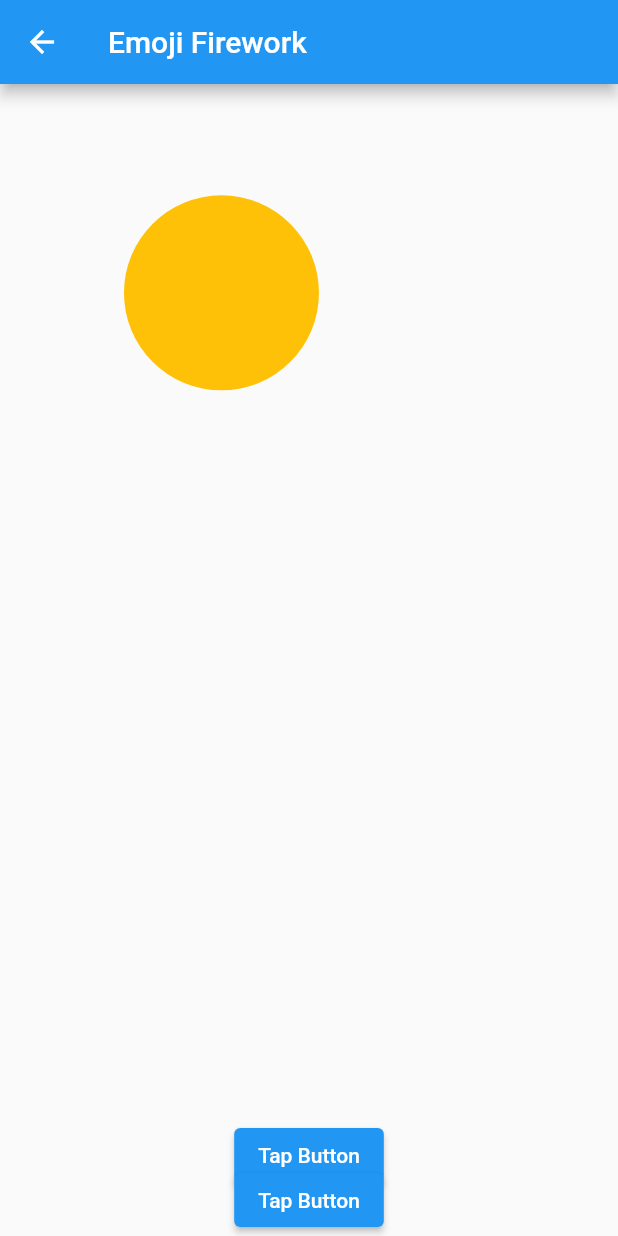
After one commit to sm-amoled/flutter_sandbox, a Flutter app: the BalloonPage screen opened directly, after a tap on "Tap Button", on a phone screen of 412 x 824 dp. The commit adds this screen. Run offline on Flutter 3.47's test engine with Material 2 defaults, Android fonts, the phone set to English and light mode, and no system bars; our stand-ins replace flutter_riverpod, riverpod.

Commit message:
photo balloon wip

```diff
--- /dev/null
+++ b/sandbox/lib/balloon_animation/balloon_model.dart
@@ -0,0 +1,161 @@
+import 'dart:async';
+import 'dart:math';
+import 'package:flutter/material.dart';
+import 'package:riverpod/riverpod.dart';
+
+final balloonManagerProvider =
+    StateNotifierProvider<BalloonManager, Map<Key, BalloonWidget>>(
+  (ref) {
+    return BalloonManager();
+  },
+);
+
+class BalloonManager extends StateNotifier<Map<Key, BalloonWidget>> {
+  BalloonManager() : super({});
+
+  void addBalloon() {
+    final balloonWidgetKey = UniqueKey();
+
+    state.addEntries(<Key, BalloonWidget>{
+      balloonWidgetKey: BalloonWidget(
+        key: balloonWidgetKey,
+        notifyWidgetIsDisposed: (Key widgetKey) {
+          state.remove(widgetKey);
+        },
+      ),
+    }.entries);
+  }
+}
+
+class BalloonWidget extends StatefulWidget {
+  BalloonWidget({
+    required this.key,
+    required this.notifyWidgetIsDisposed,
+  });
+  @override
+  Key key;
+  Function notifyWidgetIsDisposed;
+
+  @override
+  State<BalloonWidget> createState() => _BalloonWidgetState();
+}
+
+class _BalloonWidgetState extends State<BalloonWidget>
+    with TickerProviderStateMixin {
+  // animation variables
+  late AnimationController _animationController;
+  late Animation _animation;
+
+  late Timer _timer;
+  double wind = 0.1;
+  double speed = 0.1;
+
+  late Balloon balloonModel;
+
+  late final double width;
+  late final double height;
+
+  @override
+  void initState() {
+    super.initState();
+
+    // 불꽃놀이 위젯 자체의 지속시간과 관련된 Animation 관련 값 초기화
+    // 여기에서 이모지 크기를 조정할 수 있는 값을 제공한다.
+    _animationController =
+        AnimationController(vsync: this, duration: const Duration(seconds: 3));
+    _animation = Tween<double>(begin: 0, end: 2 * pi).animate(
+        CurvedAnimation(parent: _animationController, curve: Curves.linear));
+
+    _animationController.addStatusListener((status) {
+      if (status == AnimationStatus.completed) {
+        // widget.notifyWidgetIsDisposed();
+        _animationController.repeat();
+      }
+    });
+    _animationController.addListener(() {
+      setState(() {});
+    });
+  }
+
+  @override
+  void didChangeDependencies() {
+    super.didChangeDependencies();
+
+    width = MediaQuery.of(context).size.width;
+    height = MediaQuery.of(context).size.height;
+
+    balloonModel = Balloon(
+      x: Random().nextDouble() * width,
+      y: Random().nextDouble() * height,
+      windDirection: Random().nextBool() ? 1 : -1,
+    );
+
+    _startAnimation();
+  }
+
+  _startAnimation() {
+    _animationController.forward();
+  }
+
+  @override
+  Widget build(BuildContext context) {
+    return BalloonParticle(
+      x: balloonModel.x + 50 * sin(_animation.value),
+      y: balloonModel.y + 25 * cos(_animation.value),
+      notifyWidgetIsDisposed: notifyWidgetIsDisposed,
+    );
+  }
+
+  void notifyWidgetIsDisposed() {
+    print("DISPISING");
+    _animationController.dispose();
+    widget.notifyWidgetIsDisposed(widget.key);
+    super.dispose();
+  }
+}
+
+class BalloonParticle extends StatelessWidget {
+  Function notifyWidgetIsDisposed;
+  BalloonParticle({
+    super.key,
+    required this.x,
+    required this.y,
+    required this.notifyWidgetIsDisposed,
+  });
+
+  double x;
+  double y;
+
+  @override
+  Widget build(BuildContext context) {
+    return Positioned(
+      left: x,
+      top: y,
+      child: GestureDetector(
+        onTapUp: (details) {
+          notifyWidgetIsDisposed();
+        },
+        child: Container(
+          width: 130,
+          height: 130,
+          decoration: const BoxDecoration(
+            color: Colors.amber,
+            shape: BoxShape.circle,
+          ),
+        ),
+      ),
+    );
+  }
+}
+
+class Balloon {
+  double x;
+  double y;
+  final int windDirection;
+
+  Balloon({
+    required this.x,
+    required this.y,
+    required this.windDirection,
+  });
+}
--- /dev/null
+++ b/sandbox/lib/balloon_animation/balloon_page.dart
@@ -0,0 +1,85 @@
+import 'dart:math';
+
+import 'package:flutter/material.dart';
+import 'package:flutter_riverpod/flutter_riverpod.dart';
+import 'package:sandbox/balloon_animation/balloon_model.dart';
+import 'package:sandbox/emoji_firework_animation/emoji_firework_widget.dart';
+
+class BalloonPage extends ConsumerStatefulWidget {
+  BalloonPage({super.key});
+  @override
+  ConsumerState<BalloonPage> createState() => _BalloonPageState();
+}
+
+class _BalloonPageState extends ConsumerState<BalloonPage> {
+  late Map<Key, BalloonWidget> _balloonWidgets;
+  late BalloonManager _balloonManager;
+
+  @override
+  void initState() {
+    super.initState();
+  }
+
+  @override
+  void didChangeDependencies() {
+    super.didChangeDependencies();
+
+    _balloonWidgets = ref.watch(balloonManagerProvider);
+    _balloonManager = ref.read(balloonManagerProvider.notifier);
+  }
+
+  @override
+  Widget build(BuildContext context) {
+    _balloonWidgets = ref.watch(balloonManagerProvider);
+
+    return Scaffold(
+      appBar: AppBar(title: Text("Emoji Firework")),
+      body: Container(
+        constraints: BoxConstraints.expand(),
+        child: Stack(
+          alignment: Alignment.center,
+          children: [
+            Positioned(
+              top: 100,
+              child: Container(
+                color: Colors.black26,
+              ),
+            ),
+            Container(
+              constraints: BoxConstraints.expand(),
+              child: Stack(
+                alignment: Alignment.center,
+                children: [
+                  Stack(
+                    children: _balloonWidgets.values.toList(),
+                  ),
+                ],
+              ),
+            ),
+            Positioned(
+              bottom: 30,
+              child: ElevatedButton(
+                onPressed: () {
+                  setState(() {
+                    _balloonManager.addBalloon();
+                  });
+                },
+                child: const Text("Tap Button"),
+              ),
+            ),
+            Positioned(
+              bottom: 0,
+              child: ElevatedButton(
+                onPressed: () {
+                  setState(() {});
+                  print(_balloonWidgets);
+                },
+                child: const Text("Tap Button"),
+              ),
+            ),
+          ],
+        ),
+      ),
+    );
+  }
+}
--- a/sandbox/lib/home.dart
+++ b/sandbox/lib/home.dart
@@ -1,5 +1,6 @@
 import 'package:flutter/cupertino.dart';
 import 'package:flutter/material.dart';
+import 'package:sandbox/balloon_animation/balloon_page.dart';
 import 'package:sandbox/clap_button/clap_button_page.dart';
 import 'package:sandbox/emoji_firework_animation/emoji_firework_page.dart';
 
@@ -9,6 +10,7 @@ class Home extends StatelessWidget {
   final sandboxList = [
     (ClapButtonPage(), "Clap Button Animation"),
     (EmojiFireworkPage(), "Emoji Firework"),
+    (BalloonPage(), "Balloon"),
   ];
   @override
   Widget build(BuildContext context) {
--- a/sandbox/lib/main.dart
+++ b/sandbox/lib/main.dart
@@ -1,8 +1,13 @@
 import 'package:flutter/material.dart';
+import 'package:flutter_riverpod/flutter_riverpod.dart';
 import 'package:sandbox/home.dart';
 
 void main() {
-  runApp(const MainApp());
+  runApp(
+    const ProviderScope(
+      child: MainApp(),
+    ),
+  );
 }
 
 class MainApp extends StatelessWidget {
--- a/sandbox/pubspec.yaml
+++ b/sandbox/pubspec.yaml
@@ -9,6 +9,9 @@ environment:
 dependencies:
   flutter:
     sdk: flutter
+  flutter_riverpod: ^2.4.6
+  provider: ^6.1.1
+  riverpod: ^2.4.6
 
 dev_dependencies:
   flutter_test:
```
Also changed, not shown: sandbox/pubspec.lock.
